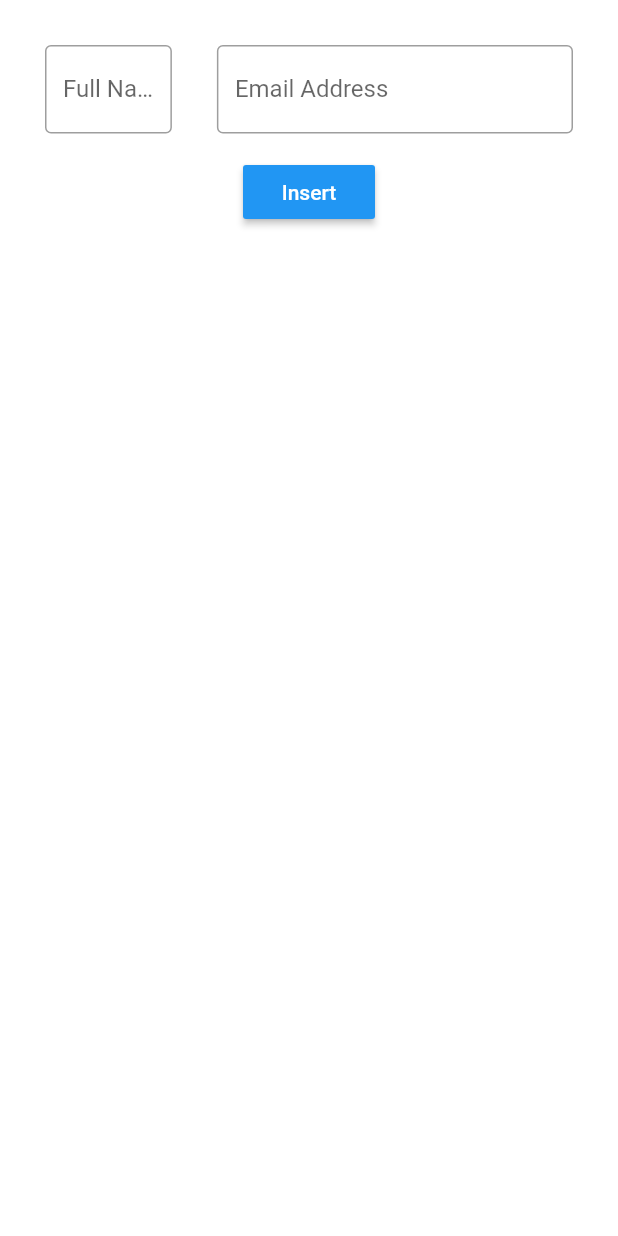
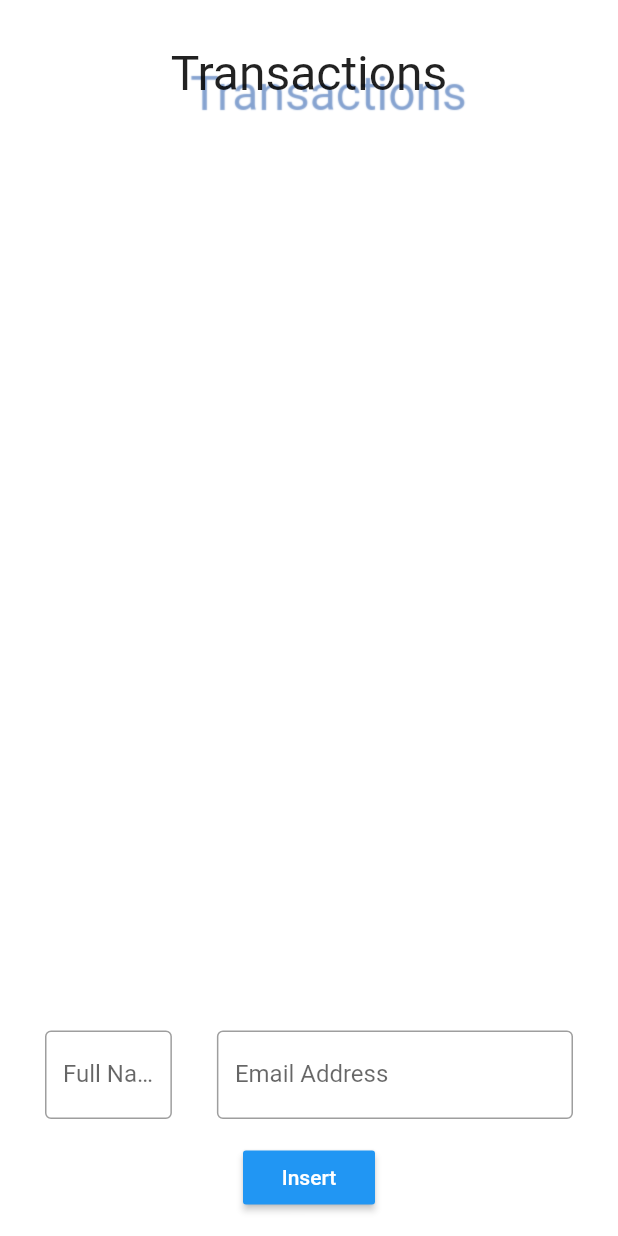
Before and after one commit to eliasdfazel/FlowMonetary, a Flutter app: the TransactionsView screen opened directly, on a phone screen of 412 x 824 dp. Run offline on Flutter 3.47's test engine with Material 2 defaults, Android fonts, the light colour scheme and no system bars; our stand-ins replace sqflite; accounts and stored records are empty.

Commit message:
Initializing Project Structure

```diff
--- a/flow_accounting/lib/transactions/input/ui/transactions_view.dart
+++ b/flow_accounting/lib/transactions/input/ui/transactions_view.dart
@@ -35,6 +35,26 @@ class _State extends State<TransactionsView> {
             padding: const EdgeInsets.all(15),
             child: Column(
               children: <Widget>[
+                Expanded(
+                  flex: 1,
+                  child: Padding(
+                    padding: const EdgeInsets.all(15),
+                    child:  Text(
+                      'Transactions',
+                      style: TextStyle(
+                        fontSize: 32,
+                        color: Colors.black87,
+                        shadows: [
+                          Shadow(
+                            color: Colors.blue.shade900.withOpacity(0.5),
+                            offset: Offset(13, 13),
+                            blurRadius: 0.3,
+                          )
+                        ],
+                      ),
+                    ),
+                  ),
+                ),
                 Row(
                   mainAxisAlignment: MainAxisAlignment.spaceEvenly,
                   children: [
```
